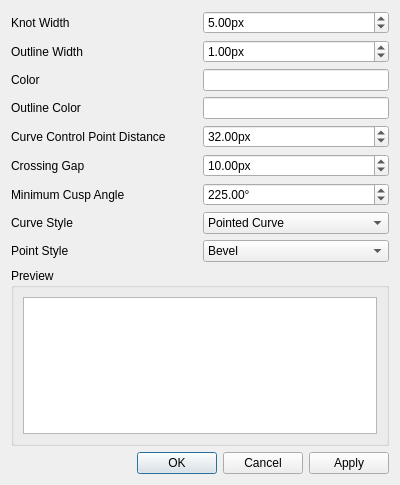
Above: dialogs/style_dialog.ui from mbasaglia/Knotter before the change. Below: the same form after it.
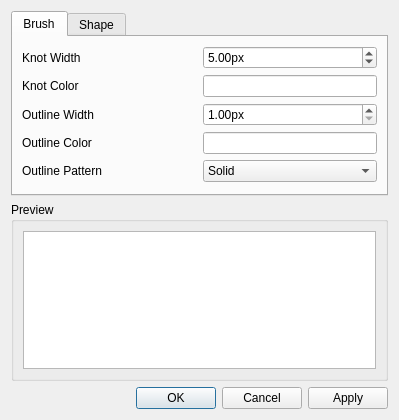
That is the form after the change. Custom widgets are drawn as their Qt base class.

```diff
--- a/dialogs/style_dialog.ui
+++ b/dialogs/style_dialog.ui
@@ -6,14 +6,62 @@
    <rect>
     <x>0</x>
     <y>0</y>
-    <width>400</width>
-    <height>485</height>
+    <width>399</width>
+    <height>420</height>
    </rect>
   </property>
   <property name="windowTitle">
    <string>Knot Style</string>
   </property>
   <layout class="QGridLayout" name="gridLayout">
+   <item row="2" column="0">
+    <widget class="QGroupBox" name="groupBox">
+     <property name="title">
+      <string>Preview</string>
+     </property>
+     <layout class="QGridLayout" name="gridLayout_2">
+      <item row="0" column="0">
+       <widget class="KnotView" name="preview">
+        <property name="sizePolicy">
+         <sizepolicy hsizetype="Expanding" vsizetype="Expanding">
+          <horstretch>0</horstretch>
+          <verstretch>0</verstretch>
+         </sizepolicy>
+        </property>
+        <property name="verticalScrollBarPolicy">
+         <enum>Qt::ScrollBarAlwaysOff</enum>
+        </property>
+        <property name="horizontalScrollBarPolicy">
+         <enum>Qt::ScrollBarAlwaysOff</enum>
+        </property>
+        <property name="interactive">
+         <bool>false</bool>
+        </property>
+       </widget>
+      </item>
+     </layout>
+    </widget>
+   </item>
+   <item row="3" column="0">
+    <widget class="QDialogButtonBox" name="buttonBox">
+     <property name="orientation">
+      <enum>Qt::Horizontal</enum>
+     </property>
+     <property name="standardButtons">
+      <set>QDialogButtonBox::Apply|QDialogButtonBox::Cancel|QDialogButtonBox::Ok</set>
+     </property>
+    </widget>
+   </item>
+   <item row="1" column="0">
+    <widget class="QTabWidget" name="tabWidget">
+     <property name="currentIndex">
+      <number>0</number>
+     </property>
+     <widget class="QWidget" name="tab">
+      <attribute name="title">
+       <string>Brush</string>
+      </attribute>
+      <layout class="QGridLayout" name="gridLayout_3">
    <item row="0" column="0">
     <widget class="QLabel" name="label">
      <property name="text">
@@ -21,6 +69,22 @@
      </property>
     </widget>
    </item>
+       <item row="2" column="1">
+        <widget class="QDoubleSpinBox" name="outline_width_spinner">
+         <property name="suffix">
+          <string>px</string>
+         </property>
+         <property name="minimum">
+          <double>1.000000000000000</double>
+         </property>
+         <property name="maximum">
+          <double>128.000000000000000</double>
+         </property>
+         <property name="value">
+          <double>1.000000000000000</double>
+         </property>
+        </widget>
+       </item>
    <item row="0" column="1">
     <widget class="QDoubleSpinBox" name="knot_width_spinner">
      <property name="suffix">
@@ -34,7 +98,7 @@
      </property>
     </widget>
    </item>
-   <item row="1" column="0">
+       <item row="2" column="0">
     <widget class="QLabel" name="label_2">
      <property name="text">
       <string>Outline Width</string>
@@ -42,22 +106,19 @@
     </widget>
    </item>
    <item row="1" column="1">
-    <widget class="QDoubleSpinBox" name="outline_width_spinner">
-     <property name="suffix">
-      <string>px</string>
-     </property>
-     <property name="maximum">
-      <double>128.000000000000000</double>
-     </property>
-     <property name="value">
-      <double>1.000000000000000</double>
+        <widget class="ColorWidget" name="color">
+         <property name="sizePolicy">
+          <sizepolicy hsizetype="Preferred" vsizetype="Fixed">
+           <horstretch>0</horstretch>
+           <verstretch>0</verstretch>
+          </sizepolicy>
      </property>
     </widget>
    </item>
-   <item row="2" column="0">
+       <item row="1" column="0">
     <widget class="QLabel" name="label_3">
      <property name="text">
-      <string>Color</string>
+          <string>Knot Color</string>
      </property>
     </widget>
    </item>
@@ -68,14 +129,88 @@
      </property>
     </widget>
    </item>
+       <item row="3" column="1">
+        <widget class="ColorWidget" name="outline_color">
+         <property name="sizePolicy">
+          <sizepolicy hsizetype="Preferred" vsizetype="Fixed">
+           <horstretch>0</horstretch>
+           <verstretch>0</verstretch>
+          </sizepolicy>
+         </property>
+        </widget>
+       </item>
    <item row="4" column="0">
+        <widget class="QLabel" name="label_10">
+         <property name="text">
+          <string>Outline Pattern</string>
+         </property>
+        </widget>
+       </item>
+       <item row="4" column="1">
+        <widget class="QComboBox" name="outline_pattern_combo">
+         <item>
+          <property name="text">
+           <string>Solid</string>
+          </property>
+         </item>
+         <item>
+          <property name="text">
+           <string>No Line</string>
+          </property>
+         </item>
+         <item>
+          <property name="text">
+           <string>Dotted</string>
+          </property>
+         </item>
+         <item>
+          <property name="text">
+           <string>Dashed</string>
+          </property>
+         </item>
+         <item>
+          <property name="text">
+           <string>Dash Dot</string>
+          </property>
+         </item>
+        </widget>
+       </item>
+      </layout>
+     </widget>
+     <widget class="QWidget" name="tab_2">
+      <attribute name="title">
+       <string>Shape</string>
+      </attribute>
+      <layout class="QGridLayout" name="gridLayout_4">
+       <item row="0" column="0">
     <widget class="QLabel" name="label_5">
      <property name="text">
       <string>Curve Control Point Distance</string>
      </property>
     </widget>
    </item>
-   <item row="4" column="1">
+       <item row="1" column="0">
+        <widget class="QLabel" name="label_8">
+         <property name="text">
+          <string>Crossing Gap</string>
+         </property>
+        </widget>
+       </item>
+       <item row="4" column="0">
+        <widget class="QLabel" name="label_7">
+         <property name="text">
+          <string>Curve Style</string>
+         </property>
+        </widget>
+       </item>
+       <item row="5" column="0">
+        <widget class="QLabel" name="label_9">
+         <property name="text">
+          <string>Point Style</string>
+         </property>
+        </widget>
+       </item>
+       <item row="0" column="1">
     <widget class="QDoubleSpinBox" name="handle_length_spinner">
      <property name="suffix">
       <string>px</string>
@@ -85,52 +220,17 @@
      </property>
     </widget>
    </item>
-   <item row="10" column="0" colspan="2">
-    <widget class="QDialogButtonBox" name="buttonBox">
-     <property name="orientation">
-      <enum>Qt::Horizontal</enum>
-     </property>
-     <property name="standardButtons">
-      <set>QDialogButtonBox::Apply|QDialogButtonBox::Cancel|QDialogButtonBox::Ok</set>
+       <item row="1" column="1">
+        <widget class="QDoubleSpinBox" name="crossing_gap_spinner">
+         <property name="suffix">
+          <string>px</string>
+         </property>
+         <property name="value">
+          <double>10.000000000000000</double>
      </property>
     </widget>
    </item>
-   <item row="9" column="0" colspan="2">
-    <widget class="QGroupBox" name="groupBox">
-     <property name="title">
-      <string>Preview</string>
-     </property>
-     <layout class="QGridLayout" name="gridLayout_2">
-      <item row="0" column="0">
-       <widget class="KnotView" name="preview">
-        <property name="sizePolicy">
-         <sizepolicy hsizetype="Expanding" vsizetype="Expanding">
-          <horstretch>0</horstretch>
-          <verstretch>0</verstretch>
-         </sizepolicy>
-        </property>
-        <property name="verticalScrollBarPolicy">
-         <enum>Qt::ScrollBarAlwaysOff</enum>
-        </property>
-        <property name="horizontalScrollBarPolicy">
-         <enum>Qt::ScrollBarAlwaysOff</enum>
-        </property>
-        <property name="interactive">
-         <bool>false</bool>
-        </property>
-       </widget>
-      </item>
-     </layout>
-    </widget>
-   </item>
-   <item row="6" column="0">
-    <widget class="QLabel" name="label_6">
-     <property name="text">
-      <string>Minimum Cusp Angle</string>
-     </property>
-    </widget>
-   </item>
-   <item row="6" column="1">
+       <item row="2" column="1">
     <widget class="QDoubleSpinBox" name="cusp_angle_spinner">
      <property name="suffix">
       <string>°</string>
@@ -146,34 +246,14 @@
      </property>
     </widget>
    </item>
-   <item row="2" column="1">
-    <widget class="ColorWidget" name="color">
-     <property name="sizePolicy">
-      <sizepolicy hsizetype="Preferred" vsizetype="Fixed">
-       <horstretch>0</horstretch>
-       <verstretch>0</verstretch>
-      </sizepolicy>
-     </property>
-    </widget>
-   </item>
-   <item row="3" column="1">
-    <widget class="ColorWidget" name="outline_color">
-     <property name="sizePolicy">
-      <sizepolicy hsizetype="Preferred" vsizetype="Fixed">
-       <horstretch>0</horstretch>
-       <verstretch>0</verstretch>
-      </sizepolicy>
-     </property>
-    </widget>
-   </item>
-   <item row="7" column="0">
-    <widget class="QLabel" name="label_7">
+       <item row="2" column="0">
+        <widget class="QLabel" name="label_6">
      <property name="text">
       <string>Curve Style</string>
      </property>
     </widget>
    </item>
-   <item row="7" column="1">
+       <item row="4" column="1">
     <widget class="QComboBox" name="style_combo">
      <item>
       <property name="text">
@@ -197,31 +277,7 @@
      </item>
     </widget>
    </item>
-   <item row="5" column="0">
-    <widget class="QLabel" name="label_8">
-     <property name="text">
-      <string>Crossing Gap</string>
-     </property>
-    </widget>
-   </item>
    <item row="5" column="1">
-    <widget class="QDoubleSpinBox" name="crossing_gap_spinner">
-     <property name="suffix">
-      <string>px</string>
-     </property>
-     <property name="value">
-      <double>10.000000000000000</double>
-     </property>
-    </widget>
-   </item>
-   <item row="8" column="0">
-    <widget class="QLabel" name="label_9">
-     <property name="text">
-      <string>Point Style</string>
-     </property>
-    </widget>
-   </item>
-   <item row="8" column="1">
     <widget class="QComboBox" name="point_combo">
      <item>
       <property name="text">
@@ -238,6 +294,10 @@
        <string>Round</string>
       </property>
      </item>
+        </widget>
+       </item>
+      </layout>
+     </widget>
     </widget>
    </item>
   </layout>
```
Left out of the diff: 2 changed lines with no effect on the pictures. Lines whose indentation alone changed are shown as unchanged.
